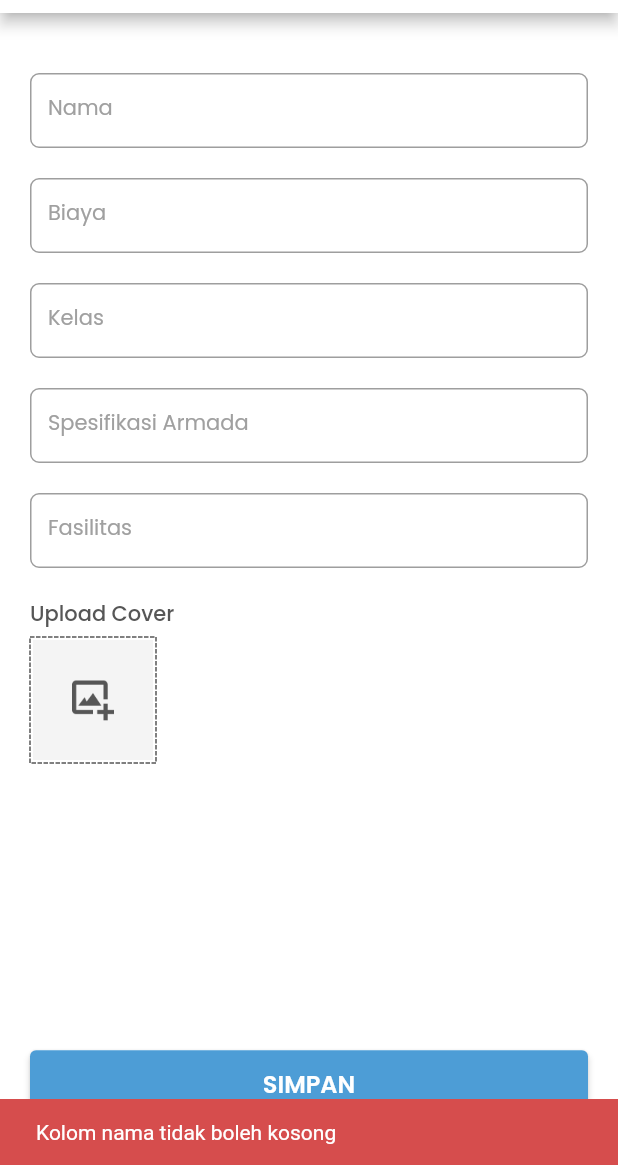
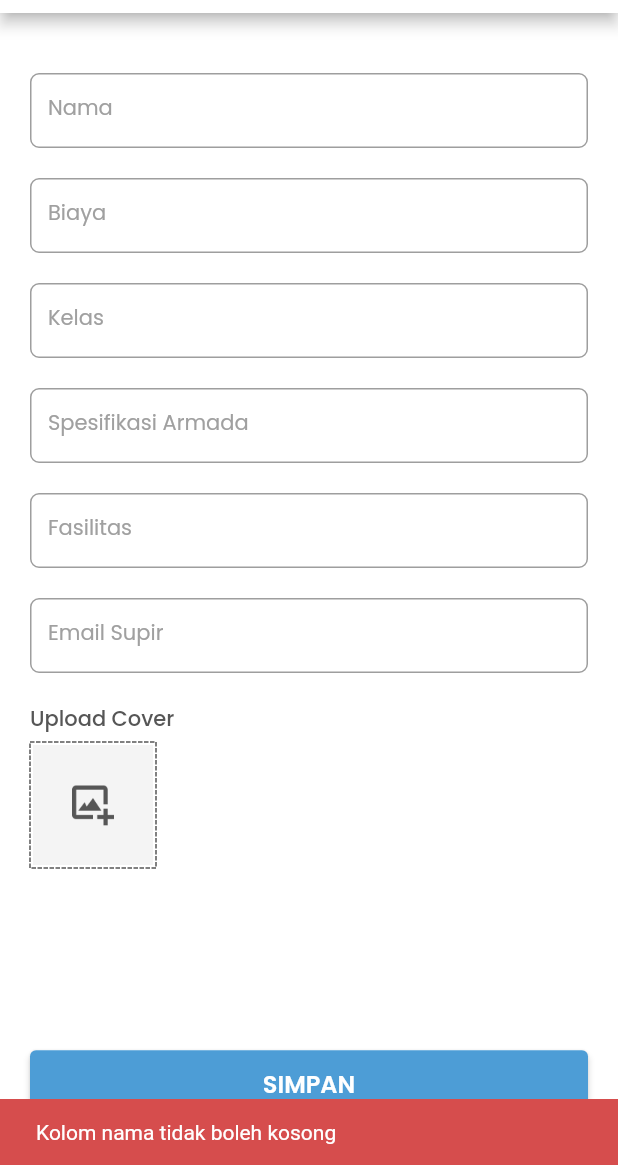
Before and after one commit to feggy/flutter-travel, a Flutter app: the TambahBusPage screen opened by its route, after a tap on "SIMPAN", on a phone screen of 412 x 824 dp, the part 71-1236 px from its top. Run offline on Flutter 3.47's test engine with Material 2 defaults, Android fonts, the phone set to English and light mode, and no system bars; drawn by our look-alikes of dotted_border; our stand-ins replace bloc, cloud_firestore, datetime_picker_formfield, equatable, firebase_auth, firebase_core and 10 more; missing offline and left inert: flutter_barcode_scanner; accounts and stored records are empty.

Commit message:
input pemandu dan supir

```diff
--- a/lib/cubit/travel_cubit.dart
+++ b/lib/cubit/travel_cubit.dart
@@ -17,6 +17,7 @@ class TravelCubit extends Cubit<TravelState> {
     required String spesifikasi,
     required String fasilitas,
     required String imageUrl,
+    required String supir,
   }) async {
     emit(TravelLoading());
 
@@ -30,6 +31,7 @@ class TravelCubit extends Cubit<TravelState> {
       spesifikasi: spesifikasi,
       fasilitas: fasilitas,
       imageUrl: imageUrl,
+      supir: supir,
     );
 
     await TravelService().addTravel(data: data).then((value) {
--- a/lib/cubit/wisata_state.dart
+++ b/lib/cubit/wisata_state.dart
@@ -20,6 +20,17 @@ class WisataSuccess extends WisataState {
   List<Object> get props => [data];
 }
 
+class WisataFailed extends WisataState {
+  final String error;
+
+  const WisataFailed(this.error);
+
+  @override
+  List<Object> get props => [error];
+}
+
+class WisataLoadingAdd extends WisataState {}
+
 class WisataSuccessAdd extends WisataState {
   final String response;
 
@@ -29,10 +40,10 @@ class WisataSuccessAdd extends WisataState {
   List<Object> get props => [response];
 }
 
-class WisataFailed extends WisataState {
+class WisataFailedAdd extends WisataState {
   final String error;
 
-  const WisataFailed(this.error);
+  const WisataFailedAdd(this.error);
 
   @override
   List<Object> get props => [error];
--- a/lib/main.dart
+++ b/lib/main.dart
@@ -29,6 +29,7 @@ import 'package:travel_wisata/ui/pages/splash_page.dart';
 import 'package:travel_wisata/ui/pages/sukses_pembayaran_page.dart';
 import 'package:travel_wisata/ui/pages/tambah_agenda_page.dart';
 import 'package:travel_wisata/ui/pages/tambah_bus_page.dart';
+import 'package:travel_wisata/ui/pages/tambah_wisata_page.dart';
 import 'package:travel_wisata/ui/pages/wisata_admin_page.dart';
 import 'package:travel_wisata/ui/pages/wisata_page.dart';
 
@@ -74,6 +75,7 @@ class MyApp extends StatelessWidget {
           '/pemandu': (context) => const DaftarPemanduPage(),
           '/supir': (context) => const DaftarSupirPage(),
           '/wisata_admin': (context) => const WisataAdminPage(),
+          '/tambah_wisata': (context) => const TambahWisataPage(),
           '/tambah_agenda': (context) => const TambahAgendaPage(),
           '/bus_admin': (context) => const BusAdminPage(),
           '/tambah_bus': (context) => const TambahBusPage(),
--- a/lib/models/travel_model.dart
+++ b/lib/models/travel_model.dart
@@ -10,6 +10,7 @@ class TravelModel extends Equatable {
   final String spesifikasi;
   final String fasilitas;
   final String imageUrl;
+  final String supir;
 
   const TravelModel({
     required this.id,
@@ -19,6 +20,7 @@ class TravelModel extends Equatable {
     required this.spesifikasi,
     required this.fasilitas,
     required this.imageUrl,
+    required this.supir,
   });
 
   @override
@@ -39,6 +41,7 @@ class TravelModel extends Equatable {
       'spesifikasi': spesifikasi,
       'fasilitas': fasilitas,
       'imageUrl': imageUrl,
+      'supir': supir,
     };
   }
 
@@ -51,6 +54,7 @@ class TravelModel extends Equatable {
       spesifikasi: map['spesifikasi'],
       fasilitas: map['fasilitas'],
       imageUrl: map['imageUrl'],
+      supir: map['supir'],
     );
   }
 
--- a/lib/models/wisata_model.dart
+++ b/lib/models/wisata_model.dart
@@ -9,6 +9,7 @@ class WisataModel extends Equatable {
   final String deskripsiHari;
   final String imageUrl;
   List<HariModel> agenda;
+  final String pemandu;
 
   WisataModel({
     required this.id,
@@ -17,9 +18,8 @@ class WisataModel extends Equatable {
     required this.deskripsiHari,
     required this.imageUrl,
     required this.agenda,
+    required this.pemandu,
   });
-
-  var mapAgenda = {};
 
   factory WisataModel.fromJson(Map<String, dynamic> json) => WisataModel(
         id: json['id'],
@@ -30,6 +30,7 @@ class WisataModel extends Equatable {
         agenda: List.from(json['agenda'])
             .map((e) => HariModel.fromJson(e))
             .toList(),
+        pemandu: json['pemandu'],
       );
 
   @override
--- a/lib/services/travel_service.dart
+++ b/lib/services/travel_service.dart
@@ -21,7 +21,8 @@ class TravelService {
             'kelas': data.kelas,
             'spesifikasi': data.spesifikasi,
             'fasilitas': data.fasilitas,
-            'imageUrl': data.imageUrl
+            'imageUrl': data.imageUrl,
+            'supir': data.supir,
           })
           .then((value) => response = 'Berhasil menambahkan data travel')
           .catchError((onError) {
--- a/lib/services/user_service.dart
+++ b/lib/services/user_service.dart
@@ -66,4 +66,24 @@ class UserService {
       rethrow;
     }
   }
+
+  Future<bool> checkUserAvailable(String email, String role) async {
+    try {
+      var result = await _userReference
+          .where('email', isEqualTo: email)
+          .where('role', isEqualTo: role)
+          .get()
+          .then((value) {
+        if (value.docs.isNotEmpty) {
+          return true;
+        } else {
+          return false;
+        }
+      }).catchError((onError) => log('ERROR checkUserAvailable $onError'));
+
+      return result;
+    } catch (e) {
+      rethrow;
+    }
+  }
 }
--- a/lib/services/wisata_service.dart
+++ b/lib/services/wisata_service.dart
@@ -30,6 +30,7 @@ class WisataService {
         'deskripsiHari': data.deskripsiHari,
         'imageUrl': data.imageUrl,
         'agenda': agendaMap,
+        'pemandu': data.pemandu,
       }).then((value) {
         log('wisata berhasil di tambahkan');
         response = 'Berhasil menambahkan data wisata baru';
--- a/lib/ui/pages/bus_admin_page.dart
+++ b/lib/ui/pages/bus_admin_page.dart
@@ -31,7 +31,8 @@ class _BusAdminPageState extends State<BusAdminPage> {
       return CustomButton(
         title: 'TAMBAH',
         onPressed: () {
-          Navigator.pushNamed(context, '/tambah_bus');
+          Navigator.pushNamed(context, '/tambah_bus')
+              .then((value) => context.read<TravelCubit>().getListTravel());
         },
         margin: const EdgeInsets.only(
           left: 20,
--- a/lib/ui/pages/tambah_bus_page.dart
+++ b/lib/ui/pages/tambah_bus_page.dart
@@ -6,8 +6,10 @@ import 'package:firebase_storage/firebase_storage.dart';
 import 'package:flutter/cupertino.dart';
 import 'package:flutter/material.dart';
 import 'package:flutter/services.dart';
+import 'package:flutter/widgets.dart';
 import 'package:image_picker/image_picker.dart';
 import 'package:travel_wisata/cubit/travel_cubit.dart';
+import 'package:travel_wisata/services/user_service.dart';
 import 'package:travel_wisata/shared/theme.dart';
 import 'package:travel_wisata/ui/widgets/app_bar_item.dart';
 import 'package:travel_wisata/ui/widgets/custom_button.dart';
@@ -32,6 +34,8 @@ class _TambahBusPageState extends State<TambahBusPage> {
   final spesifikasiController = TextEditingController(text: '');
 
   final fasilitasController = TextEditingController(text: '');
+
+  final supirController = TextEditingController(text: '');
 
   final _picker = ImagePicker();
   String imageUrl = '';
@@ -136,7 +140,7 @@ class _TambahBusPageState extends State<TambahBusPage> {
 
           return CustomButton(
             title: 'SIMPAN',
-            onPressed: () {
+            onPressed: () async {
               String errorMsg = '';
 
               var nama = namaController.text;
@@ -144,6 +148,9 @@ class _TambahBusPageState extends State<TambahBusPage> {
               var kelas = classController.text;
               var spesifikasi = spesifikasiController.text;
               var fasilitas = fasilitasController.text;
+              var supir = supirController.text;
+              var supirCheck = await UserService()
+                  .checkUserAvailable(supirController.text, 'SUPIR');
 
               if (nama.isEmpty) {
                 errorMsg = "Kolom nama tidak boleh kosong";
@@ -157,6 +164,10 @@ class _TambahBusPageState extends State<TambahBusPage> {
                 errorMsg = "Kolom fasilitas tidak boleh kosong";
               } else if (imageUrl.isEmpty) {
                 errorMsg = "foto belum dipilih";
+              } else if (supir.isEmpty) {
+                errorMsg = "Kolom email supir tidak boleh kosong";
+              } else if (supirCheck == false) {
+                errorMsg = "Data supir tidak ditemukan";
               }
 
               if (errorMsg.isNotEmpty) {
@@ -174,6 +185,7 @@ class _TambahBusPageState extends State<TambahBusPage> {
                       spesifikasi: spesifikasi,
                       fasilitas: fasilitas,
                       imageUrl: imageUrl,
+                      supir: supir,
                     );
               }
             },
@@ -185,6 +197,35 @@ class _TambahBusPageState extends State<TambahBusPage> {
             ),
           );
         },
+      );
+    }
+
+    Widget inputSupir() {
+      return SizedBox(
+        width: double.infinity,
+        height: 50,
+        child: TextFormField(
+          cursorColor: Colors.black,
+          keyboardType: TextInputType.emailAddress,
+          textInputAction: TextInputAction.done,
+          style: blackTextStyle.copyWith(
+            fontWeight: regular,
+            fontSize: 14,
+          ),
+          controller: supirController,
+          decoration: InputDecoration(
+            label: Text(
+              'Email Supir',
+              style: greyTextStyle.copyWith(
+                fontSize: 14,
+                fontWeight: regular,
+              ),
+            ),
+            border: OutlineInputBorder(
+              borderRadius: BorderRadius.circular(6),
+            ),
+          ),
+        ),
       );
     }
 
@@ -236,6 +277,10 @@ class _TambahBusPageState extends State<TambahBusPage> {
                     const SizedBox(
                       height: 20,
                     ),
+                    inputSupir(),
+                    const SizedBox(
+                      height: 20,
+                    ),
                     uploadCover(),
                   ],
                 ),
```
Also changed, not shown: lib/cubit/wisata_cubit.dart (+5 -3 lines), lib/ui/pages/tambah_wisata_page.dart (+76 -17 lines), lib/ui/pages/wisata_admin_page.dart (+22 -21 lines).
